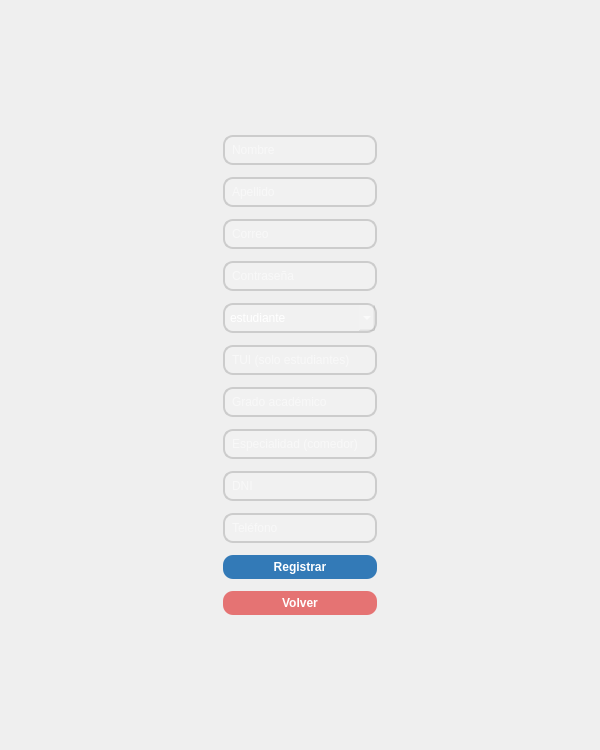
jaimecarfe/menule, file src/vista/ui/VistaRegistro.ui: the form before one commit.
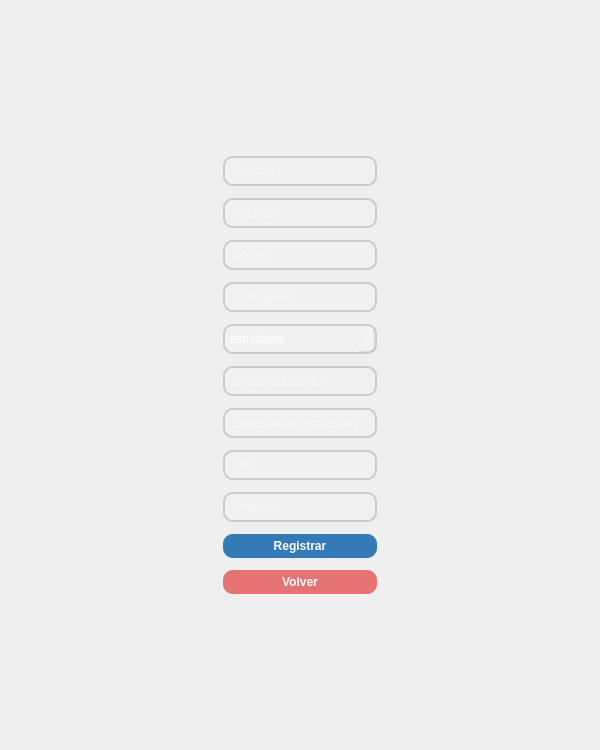
The form after the commit.

The edit to the form file:
```diff
--- a/src/vista/ui/VistaRegistro.ui
+++ b/src/vista/ui/VistaRegistro.ui
@@ -77,7 +77,6 @@
                      <item><property name="text"><string>profesor</string></property></item>
                      <item><property name="text"><string>personal_comedor</string></property></item>
                  </widget></item>
-                 <item><widget class="QLineEdit" name="lineEdit_tui"><property name="placeholderText"><string>TUI (solo estudiantes)</string></property></widget></item>
                  <item><widget class="QLineEdit" name="lineEdit_grado"><property name="placeholderText"><string>Grado académico</string></property></widget></item>
                  <item><widget class="QLineEdit" name="lineEdit_especialidad"><property name="placeholderText"><string>Especialidad (comedor)</string></property></widget></item>
                  <item><widget class="QLineEdit" name="lineEdit_dni"><property name="placeholderText"><string>DNI</string></property></widget></item>
```
